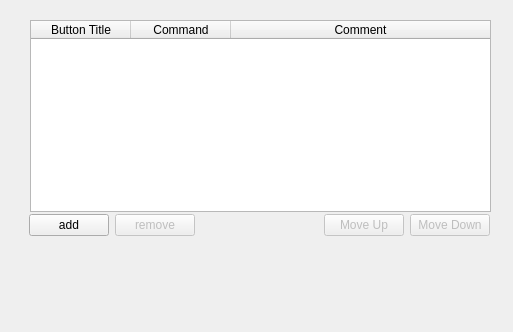
Old version of the form contents/ui/launchers_config.ui in the repository alandmoore/textlaunch-plasmoid.
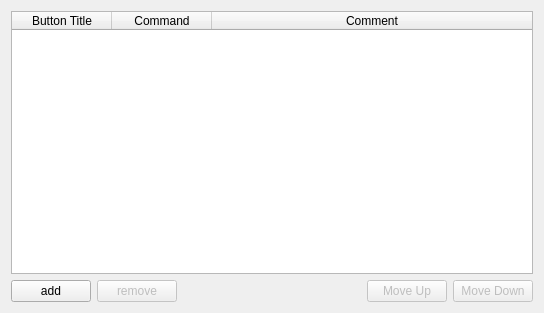
New version of the form. Custom widgets are drawn as their Qt base class.

The edit to the form file:
```diff
--- a/contents/ui/launchers_config.ui
+++ b/contents/ui/launchers_config.ui
@@ -6,22 +6,16 @@
    <rect>
     <x>0</x>
     <y>0</y>
-    <width>513</width>
-    <height>332</height>
+    <width>544</width>
+    <height>313</height>
    </rect>
   </property>
   <property name="windowTitle">
    <string>Form</string>
   </property>
+  <layout class="QVBoxLayout" name="verticalLayout">
+   <item>
   <widget class="QTableWidget" name="tableWidget">
-   <property name="geometry">
-    <rect>
-     <x>30</x>
-     <y>20</y>
-     <width>461</width>
-     <height>192</height>
-    </rect>
-   </property>
    <property name="selectionMode">
     <enum>QAbstractItemView::SingleSelection</enum>
    </property>
@@ -47,15 +41,8 @@
     </property>
    </column>
   </widget>
-  <widget class="QWidget" name="horizontalLayoutWidget">
-   <property name="geometry">
-    <rect>
-     <x>29</x>
-     <y>210</y>
-     <width>461</width>
-     <height>31</height>
-    </rect>
-   </property>
+   </item>
+   <item>
    <layout class="QHBoxLayout" name="horizontalLayout">
     <item>
      <widget class="KPushButton" name="add_button">
@@ -108,7 +95,8 @@
      </widget>
     </item>
    </layout>
-  </widget>
+   </item>
+  </layout>
  </widget>
  <customwidgets>
   <customwidget>
```
Left out of the diff: 3 changed lines with no effect on the pictures. Lines whose indentation alone changed are shown as unchanged.
